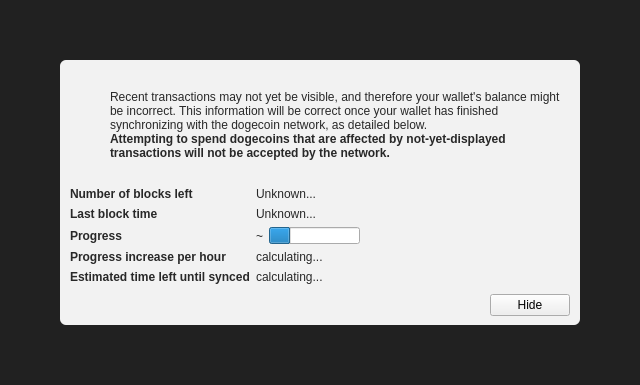
The window that src/qt/forms/modaloverlay.ui (dogecoin/dogecoin) describes before a commit, drawn with Qt 5.
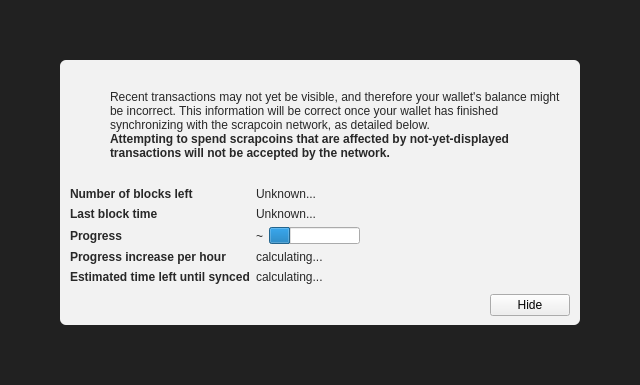
The same window after the commit. Icons and pictures are not drawn. Custom widgets are drawn as their Qt base class.

Commit message: feat: fork Dogecoin into ScrapCoin - complete network rebrand

The edit to the form file:
```diff
--- a/src/qt/forms/modaloverlay.ui
+++ b/src/qt/forms/modaloverlay.ui
@@ -130,7 +130,7 @@
              <item>
               <widget class="QLabel" name="infoText">
                <property name="text">
-                <string>Recent transactions may not yet be visible, and therefore your wallet's balance might be incorrect. This information will be correct once your wallet has finished synchronizing with the dogecoin network, as detailed below.</string>
+                <string>Recent transactions may not yet be visible, and therefore your wallet's balance might be incorrect. This information will be correct once your wallet has finished synchronizing with the scrapcoin network, as detailed below.</string>
                </property>
                <property name="textFormat">
                 <enum>Qt::RichText</enum>
@@ -149,7 +149,7 @@
                 </font>
                </property>
                <property name="text">
-                <string>Attempting to spend dogecoins that are affected by not-yet-displayed transactions will not be accepted by the network.</string>
+                <string>Attempting to spend scrapcoins that are affected by not-yet-displayed transactions will not be accepted by the network.</string>
                </property>
                <property name="textFormat">
                 <enum>Qt::RichText</enum>
```
The commit also changes 370 other files.
